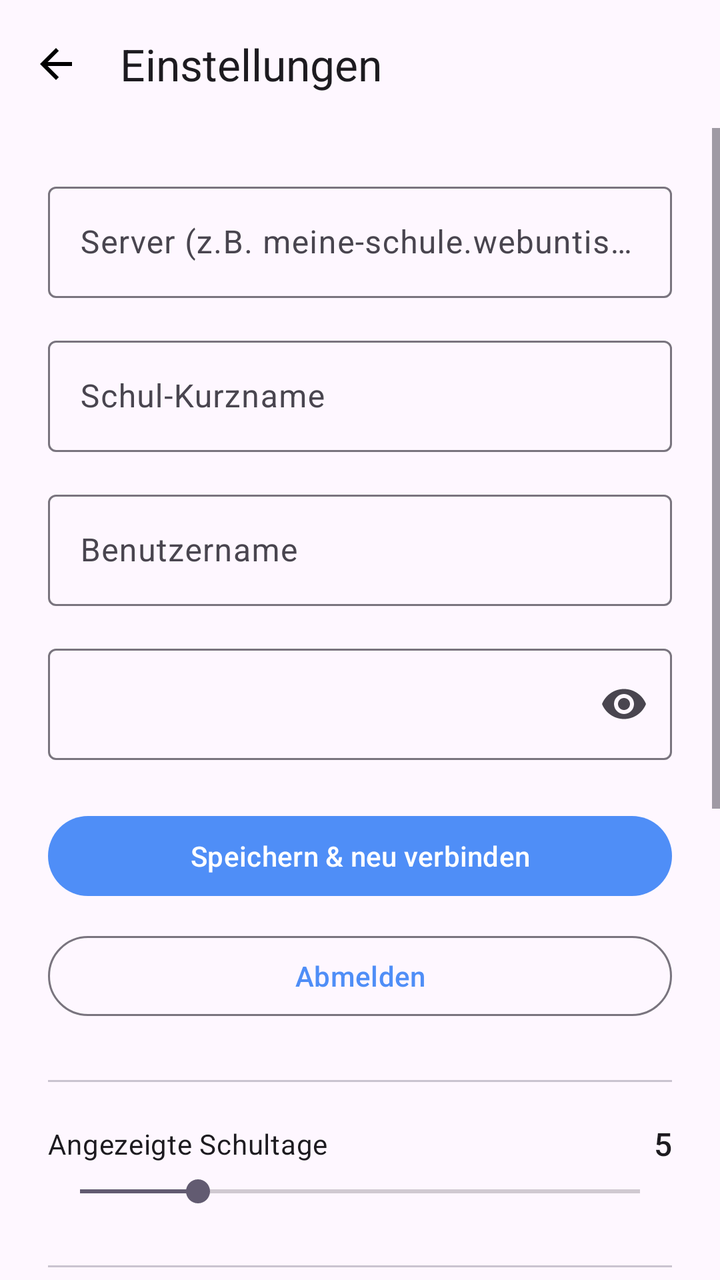
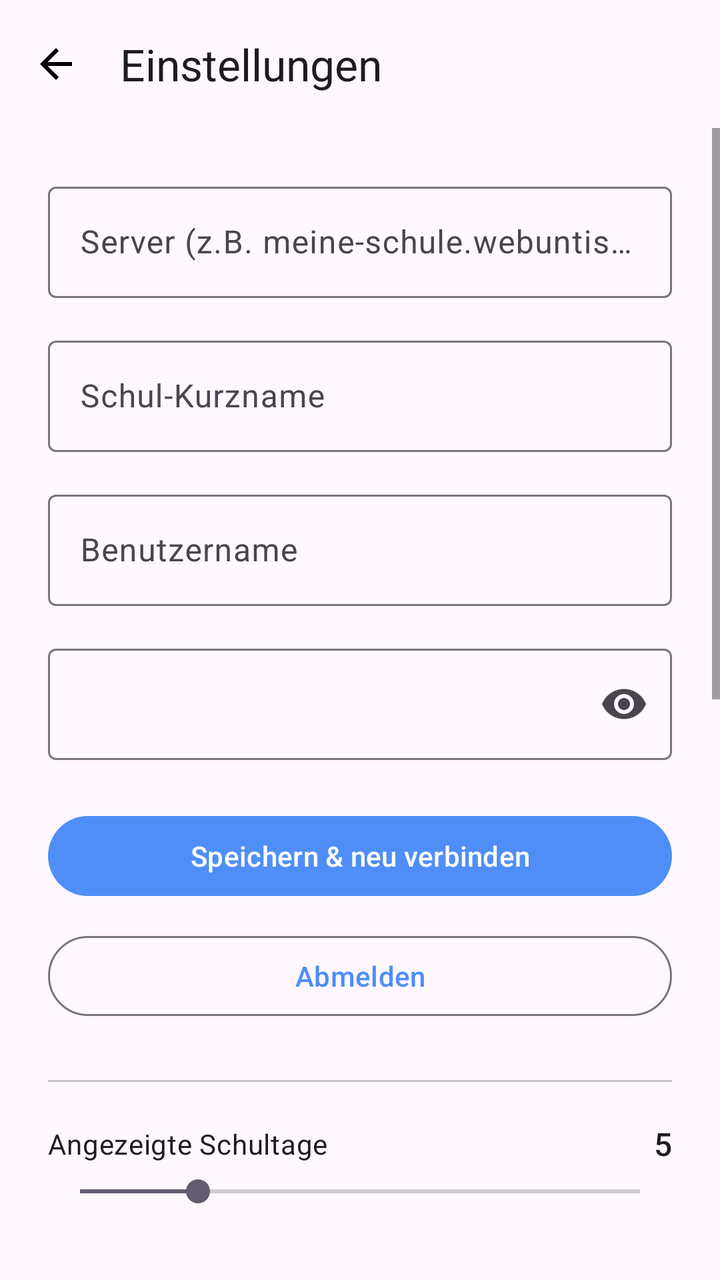

Before-and-after screenshots of an Android layout around one commit, followed by the original layout XML and the change that was made.
<!-- AndroidManifest.xml: application theme Theme.WebUntis -->
<!-- res/layout/fragment_settings.xml -->
<?xml version="1.0" encoding="utf-8"?>
<LinearLayout xmlns:android="http://schemas.android.com/apk/res/android"
    xmlns:app="http://schemas.android.com/apk/res-auto"
    android:layout_width="match_parent"
    android:layout_height="match_parent"
    android:orientation="vertical"
    android:background="?attr/colorSurface">

    <com.google.android.material.appbar.AppBarLayout
        android:layout_width="match_parent"
        android:layout_height="wrap_content">
        <com.google.android.material.appbar.MaterialToolbar
            android:id="@+id/toolbar"
            android:layout_width="match_parent"
            android:layout_height="?attr/actionBarSize"
            app:title="@string/nav_settings"
            app:navigationIcon="@drawable/ic_back" />
    </com.google.android.material.appbar.AppBarLayout>

    <ScrollView
        android:layout_width="match_parent"
        android:layout_height="0dp"
        android:layout_weight="1">

        <LinearLayout
            android:layout_width="match_parent"
            android:layout_height="wrap_content"
            android:orientation="vertical"
            android:padding="24dp">

            <com.google.android.material.textfield.TextInputLayout
                android:layout_width="match_parent"
                android:layout_height="wrap_content"
                android:layout_marginBottom="16dp"
                style="@style/Widget.Material3.TextInputLayout.OutlinedBox"
                android:hint="@string/login_server_hint">
                <com.google.android.material.textfield.TextInputEditText
                    android:id="@+id/input_server"
                    android:layout_width="match_parent"
                    android:layout_height="wrap_content"
                    android:inputType="textUri"
                    android:imeOptions="actionNext" />
            </com.google.android.material.textfield.TextInputLayout>

            <com.google.android.material.textfield.TextInputLayout
                android:layout_width="match_parent"
                android:layout_height="wrap_content"
                android:layout_marginBottom="16dp"
                style="@style/Widget.Material3.TextInputLayout.OutlinedBox"
                android:hint="@string/login_schoolname_hint">
                <com.google.android.material.textfield.TextInputEditText
                    android:id="@+id/input_schoolname"
                    android:layout_width="match_parent"
                    android:layout_height="wrap_content"
                    android:inputType="text"
                    android:imeOptions="actionNext" />
            </com.google.android.material.textfield.TextInputLayout>

            <com.google.android.material.textfield.TextInputLayout
                android:layout_width="match_parent"
                android:layout_height="wrap_content"
                android:layout_marginBottom="16dp"
                style="@style/Widget.Material3.TextInputLayout.OutlinedBox"
                android:hint="@string/login_username_hint">
                <com.google.android.material.textfield.TextInputEditText
                    android:id="@+id/input_username"
                    android:layout_width="match_parent"
                    android:layout_height="wrap_content"
                    android:inputType="textEmailAddress"
                    android:imeOptions="actionNext" />
            </com.google.android.material.textfield.TextInputLayout>

            <com.google.android.material.textfield.TextInputLayout
                android:layout_width="match_parent"
                android:layout_height="wrap_content"
                android:layout_marginBottom="24dp"
                style="@style/Widget.Material3.TextInputLayout.OutlinedBox"
                app:endIconMode="password_toggle">
                <com.google.android.material.textfield.TextInputEditText
                    android:id="@+id/input_password"
                    android:layout_width="match_parent"
                    android:layout_height="wrap_content"
                    android:inputType="textPassword"
                    android:imeOptions="actionDone" />
            </com.google.android.material.textfield.TextInputLayout>

            <ProgressBar
                android:id="@+id/progress_bar"
                android:layout_width="wrap_content"
                android:layout_height="wrap_content"
                android:layout_gravity="center"
                android:layout_marginBottom="16dp"
                android:visibility="gone" />

            <TextView
                android:id="@+id/status_text"
                android:layout_width="match_parent"
                android:layout_height="wrap_content"
                android:layout_marginBottom="16dp"
                android:textSize="14sp"
                android:textColor="?attr/colorError"
                android:visibility="gone" />

            <com.google.android.material.button.MaterialButton
                android:id="@+id/btn_save"
                android:layout_width="match_parent"
                android:layout_height="wrap_content"
                android:layout_marginBottom="12dp"
                android:text="@string/settings_save_button" />

            <com.google.android.material.button.MaterialButton
                android:id="@+id/btn_logout"
                style="@style/Widget.Material3.Button.OutlinedButton"
                android:layout_width="match_parent"
                android:layout_height="wrap_content"
                android:text="@string/settings_logout_button" />

            
            <View
                android:layout_width="match_parent"
                android:layout_height="1dp"
                android:layout_marginTop="28dp"
                android:layout_marginBottom="20dp"
                android:background="?attr/colorOutlineVariant" />

            <LinearLayout
                android:layout_width="match_parent"
                android:layout_height="wrap_content"
                android:orientation="horizontal"
                android:gravity="center_vertical"
                android:layout_marginBottom="4dp">

                <TextView
                    android:layout_width="0dp"
                    android:layout_height="wrap_content"
                    android:layout_weight="1"
                    android:text="@string/settings_timetable_days_label"
                    android:textAppearance="?attr/textAppearanceBodyMedium" />

                <TextView
                    android:id="@+id/text_timetable_days_value"
                    android:layout_width="32dp"
                    android:layout_height="wrap_content"
                    android:gravity="end"
                    android:textAppearance="?attr/textAppearanceTitleMedium"
                    android:text="5" />

            </LinearLayout>

            <SeekBar
                android:id="@+id/seeker_timetable_days"
                android:layout_width="match_parent"
                android:layout_height="wrap_content"
                android:layout_marginBottom="24dp"
                android:max="19"
                android:progress="4" />

            
            <View
                android:layout_width="match_parent"
                android:layout_height="1dp"
                android:layout_marginTop="4dp"
                android:layout_marginBottom="20dp"
                android:background="?attr/colorOutlineVariant" />

            <TextView
                android:layout_width="match_parent"
                android:layout_height="wrap_content"
                android:layout_marginBottom="4dp"
                android:text="@string/settings_second_account_title"
                android:textSize="16sp"
                android:textStyle="bold"
                android:textColor="?attr/colorOnSurface" />

            <TextView
                android:layout_width="match_parent"
                android:layout_height="wrap_content"
                android:layout_marginBottom="16dp"
                android:text="@string/settings_second_account_notice"
                android:textSize="13sp"
                android:textColor="?attr/colorOnSurfaceVariant" />

            <com.google.android.material.textfield.TextInputLayout
                android:layout_width="match_parent"
                android:layout_height="wrap_content"
                android:layout_marginBottom="16dp"
                style="@style/Widget.Material3.TextInputLayout.OutlinedBox"
                android:hint="@string/settings_second_label_hint">
                <com.google.android.material.textfield.TextInputEditText
                    android:id="@+id/input_second_label"
                    android:layout_width="match_parent"
                    android:layout_height="wrap_content"
                    android:inputType="text"
                    android:imeOptions="actionNext" />
            </com.google.android.material.textfield.TextInputLayout>

            <com.google.android.material.textfield.TextInputLayout
                android:layout_width="match_parent"
                android:layout_height="wrap_content"
                android:layout_marginBottom="16dp"
                style="@style/Widget.Material3.TextInputLayout.OutlinedBox"
                android:hint="@string/settings_second_username_hint">
                <com.google.android.material.textfield.TextInputEditText
                    android:id="@+id/input_second_username"
                    android:layout_width="match_parent"
                    android:layout_height="wrap_content"
                    android:inputType="textEmailAddress"
                    android:imeOptions="actionNext" />
            </com.google.android.material.textfield.TextInputLayout>

            <com.google.android.material.textfield.TextInputLayout
                android:layout_width="match_parent"
                android:layout_height="wrap_content"
                android:layout_marginBottom="16dp"
                style="@style/Widget.Material3.TextInputLayout.OutlinedBox"
                app:endIconMode="password_toggle"
                android:hint="@string/settings_second_password_hint">
                <com.google.android.material.textfield.TextInputEditText
                    android:id="@+id/input_second_password"
                    android:layout_width="match_parent"
                    android:layout_height="wrap_content"
                    android:inputType="textPassword"
                    android:imeOptions="actionDone" />
            </com.google.android.material.textfield.TextInputLayout>

            <com.google.android.material.button.MaterialButton
                android:id="@+id/btn_save_second"
                android:layout_width="match_parent"
                android:layout_height="wrap_content"
                android:layout_marginBottom="8dp"
                android:text="@string/settings_second_save_button" />

            <com.google.android.material.button.MaterialButton
                android:id="@+id/btn_remove_second"
                style="@style/Widget.Material3.Button.OutlinedButton"
                android:layout_width="match_parent"
                android:layout_height="wrap_content"
                android:layout_marginBottom="8dp"
                android:text="@string/settings_second_remove_button"
                android:visibility="gone" />

            <TextView
                android:id="@+id/status_second"
                android:layout_width="match_parent"
                android:layout_height="wrap_content"
                android:layout_marginBottom="8dp"
                android:textSize="13sp"
                android:textColor="?attr/colorPrimary"
                android:visibility="gone" />

        </LinearLayout>
    </ScrollView>

</LinearLayout>
<!-- resources referenced by this layout -->
<resources>
  <!-- drawable ic_back (drawable) -->
  <?xml version="1.0" encoding="utf-8"?>
  <vector xmlns:android="http://schemas.android.com/apk/res/android"
      android:width="24dp" android:height="24dp"
      android:viewportWidth="24" android:viewportHeight="24">
      <path android:fillColor="#FF000000"
          android:pathData="M20,11H7.83l5.59,-5.59L12,4l-8,8 8,8 1.41,-1.41L7.83,13H20v-2z"/>
  </vector>
  <string name="login_schoolname_hint">Schul-Kurzname</string>
  <string name="login_server_hint">Server (z.B. meine-schule.webuntis.com)</string>
  <string name="login_username_hint">Benutzername</string>
  <string name="nav_settings">Einstellungen</string>
  <string name="settings_logout_button">Abmelden</string>
  <string name="settings_save_button">Speichern &amp; neu verbinden</string>
  <string name="settings_second_account_notice">Nachrichten beider Accounts werden zusammengeführt.</string>
  <string name="settings_second_account_title">Zweiter Account (Schüler)</string>
  <string name="settings_second_label_hint">Bezeichnung (z. B. Simon)</string>
  <string name="settings_second_password_hint">Passwort (Schüler)</string>
  <string name="settings_second_remove_button">Zweiten Account entfernen</string>
  <string name="settings_second_save_button">Zweiten Account speichern</string>
  <string name="settings_second_username_hint">Benutzername (Schüler)</string>
  <string name="settings_timetable_days_label">Angezeigte Schultage</string>
  <style name="Theme.WebUntis" parent="Theme.Material3.DayNight.NoActionBar">
          <item name="colorPrimary">@color/primary</item>
          <item name="colorPrimaryVariant">@color/primary_variant</item>
          <item name="colorOnPrimary">@color/on_primary</item>
          <item name="android:statusBarColor">?attr/colorSurface</item>
          <item name="android:navigationBarColor">?attr/colorSurface</item>
          <item name="android:windowLightStatusBar">true</item>
      </style>
  <color name="primary">#4F8EF7</color>
  <color name="primary_variant">#6C63FF</color>
  <color name="on_primary">#FFFFFF</color>
</resources>

<!-- the commit's change to res/layout/fragment_settings.xml (unified diff, before → after) -->
@@ -156,6 +156,59 @@
                 android:progress="4" />
 
             
+            <com.google.android.material.materialswitch.MaterialSwitch
+                android:id="@+id/switch_long_names"
+                android:layout_width="match_parent"
+                android:layout_height="wrap_content"
+                android:layout_marginTop="8dp"
+                android:layout_marginBottom="4dp"
+                android:text="@string/settings_show_long_names"
+                android:textAppearance="?attr/textAppearanceBodyMedium" />
+
+            <TextView
+                android:layout_width="match_parent"
+                android:layout_height="wrap_content"
+                android:layout_marginBottom="20dp"
+                android:text="@string/settings_show_long_names_hint"
+                android:textAppearance="?attr/textAppearanceBodySmall"
+                android:textColor="?attr/colorOnSurfaceVariant" />
+
+            
+            <LinearLayout
+                android:layout_width="match_parent"
+                android:layout_height="wrap_content"
+                android:orientation="horizontal"
+                android:gravity="center_vertical"
+                android:layout_marginTop="8dp"
+                android:layout_marginBottom="4dp">
+
+                <TextView
+                    android:layout_width="0dp"
+                    android:layout_height="wrap_content"
+                    android:layout_weight="1"
+                    android:text="@string/settings_cache_label"
+                    android:textAppearance="?attr/textAppearanceBodyMedium" />
+
+                <TextView
+                    android:id="@+id/text_cache_ttl_value"
+                    android:layout_width="wrap_content"
+                    android:layout_height="wrap_content"
+                    android:minWidth="72dp"
+                    android:gravity="end"
+                    android:textAppearance="?attr/textAppearanceTitleMedium"
+                    android:text="5 Minuten" />
+
+            </LinearLayout>
+
+            <SeekBar
+                android:id="@+id/seeker_cache_ttl"
+                android:layout_width="match_parent"
+                android:layout_height="wrap_content"
+                android:layout_marginBottom="24dp"
+                android:max="60"
+                android:progress="5" />
+
+            
             <View
                 android:layout_width="match_parent"
                 android:layout_height="1dp"
<!-- resource entries referenced after the edit -->
@@ -12,6 +12,7 @@
   <string name="login_server_hint">Server (z.B. meine-schule.webuntis.com)</string>
   <string name="login_username_hint">Benutzername</string>
   <string name="nav_settings">Einstellungen</string>
+  <string name="settings_cache_label">Cache-Dauer</string>
   <string name="settings_logout_button">Abmelden</string>
   <string name="settings_save_button">Speichern &amp; neu verbinden</string>
   <string name="settings_second_account_notice">Nachrichten beider Accounts werden zusammengeführt.</string>
@@ -21,6 +22,8 @@
   <string name="settings_second_remove_button">Zweiten Account entfernen</string>
   <string name="settings_second_save_button">Zweiten Account speichern</string>
   <string name="settings_second_username_hint">Benutzername (Schüler)</string>
+  <string name="settings_show_long_names">Klarnamen anzeigen</string>
+  <string name="settings_show_long_names_hint">Zeigt z.B. „Mathematik" statt „Ma" und „Mustermann" statt „Mu", wenn verfügbar.</string>
   <string name="settings_timetable_days_label">Angezeigte Schultage</string>
   <style name="Theme.WebUntis" parent="Theme.Material3.DayNight.NoActionBar">
           <item name="colorPrimary">@color/primary</item>
